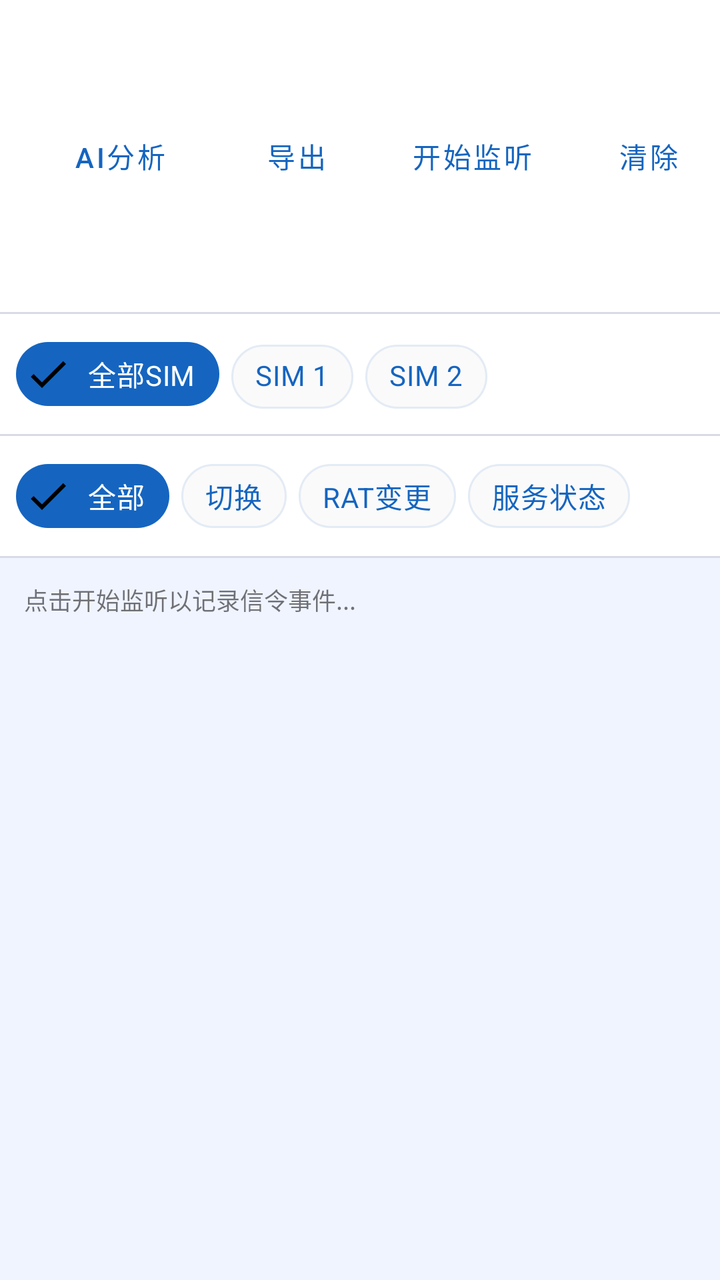
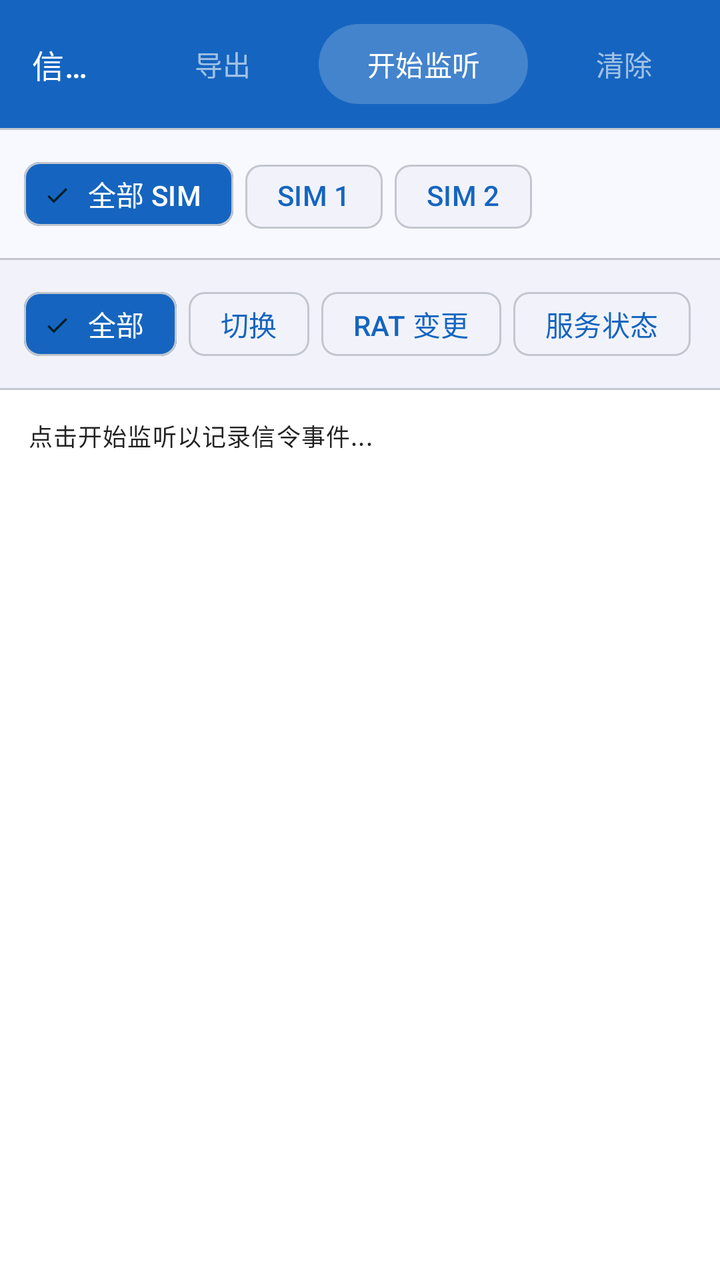

Two renders of the same Android screen: before a commit and after it. Below are the layout's source before the change and the commit's diff.
<!-- AndroidManifest.xml: application theme Theme.CellSentinelApp -->
<!-- res/layout/fragment_signaling_log.xml -->
<?xml version="1.0" encoding="utf-8"?>
<LinearLayout xmlns:android="http://schemas.android.com/apk/res/android"
    xmlns:app="http://schemas.android.com/apk/res-auto"
    android:layout_width="match_parent"
    android:layout_height="match_parent"
    android:orientation="vertical"
    android:background="@color/background">

    
    <LinearLayout
        android:layout_width="match_parent"
        android:layout_height="wrap_content"
        android:orientation="horizontal"
        android:padding="8dp"
        android:gravity="center_vertical"
        android:background="@color/colorSurface">

        <TextView
            android:layout_width="0dp"
            android:layout_height="wrap_content"
            android:layout_weight="1"
            android:text="信令事件日志"
            android:textSize="16sp"
            android:textStyle="bold"
            android:textColor="@color/colorPrimary"
            android:layout_marginStart="8dp" />

        <Button
            android:id="@+id/btn_sig_ai"
            style="@style/Widget.MaterialComponents.Button.TextButton"
            android:layout_width="wrap_content"
            android:layout_height="wrap_content"
            android:text="AI分析"
            android:textAllCaps="false" />

        <Button
            android:id="@+id/btn_sig_export"
            style="@style/Widget.MaterialComponents.Button.TextButton"
            android:layout_width="wrap_content"
            android:layout_height="wrap_content"
            android:text="导出"
            android:textAllCaps="false" />

        <Button
            android:id="@+id/btn_sig_toggle"
            style="@style/Widget.MaterialComponents.Button.TextButton"
            android:layout_width="wrap_content"
            android:layout_height="wrap_content"
            android:text="开始监听"
            android:textAllCaps="false" />

        <Button
            android:id="@+id/btn_sig_clear"
            style="@style/Widget.MaterialComponents.Button.TextButton"
            android:layout_width="wrap_content"
            android:layout_height="wrap_content"
            android:text="清除"
            android:textAllCaps="false" />
    </LinearLayout>

    <View
        android:layout_width="match_parent"
        android:layout_height="1dp"
        android:background="@color/colorDivider" />

    
    <HorizontalScrollView
        android:layout_width="match_parent"
        android:layout_height="wrap_content"
        android:background="@color/colorSurface"
        android:scrollbars="none">
        <LinearLayout
            android:layout_width="wrap_content"
            android:layout_height="wrap_content"
            android:orientation="horizontal"
            android:paddingHorizontal="8dp"
            android:paddingVertical="6dp">
            <com.google.android.material.chip.Chip
                android:id="@+id/chip_sim_all"
                android:layout_width="wrap_content"
                android:layout_height="wrap_content"
                android:text="全部SIM"
                android:checkable="true"
                android:checked="true"
                style="@style/AppChip"
                android:layout_marginEnd="6dp" />
            <com.google.android.material.chip.Chip
                android:id="@+id/chip_sim_1"
                android:layout_width="wrap_content"
                android:layout_height="wrap_content"
                android:text="SIM 1"
                android:checkable="true"
                style="@style/AppChip"
                android:layout_marginEnd="6dp" />
            <com.google.android.material.chip.Chip
                android:id="@+id/chip_sim_2"
                android:layout_width="wrap_content"
                android:layout_height="wrap_content"
                android:text="SIM 2"
                android:checkable="true"
                style="@style/AppChip" />
        </LinearLayout>
    </HorizontalScrollView>

    <View
        android:layout_width="match_parent"
        android:layout_height="1dp"
        android:background="@color/colorDivider" />

    
    <HorizontalScrollView
        android:layout_width="match_parent"
        android:layout_height="wrap_content"
        android:background="@color/colorSurface"
        android:scrollbars="none">
        <LinearLayout
            android:layout_width="wrap_content"
            android:layout_height="wrap_content"
            android:orientation="horizontal"
            android:paddingHorizontal="8dp"
            android:paddingVertical="6dp">
            <com.google.android.material.chip.Chip
                android:id="@+id/chip_filter_all"
                android:layout_width="wrap_content"
                android:layout_height="wrap_content"
                android:text="全部"
                android:checkable="true"
                android:checked="true"
                style="@style/AppChip"
                android:layout_marginEnd="6dp" />
            <com.google.android.material.chip.Chip
                android:id="@+id/chip_filter_handover"
                android:layout_width="wrap_content"
                android:layout_height="wrap_content"
                android:text="切换"
                android:checkable="true"
                style="@style/AppChip"
                android:layout_marginEnd="6dp" />
            <com.google.android.material.chip.Chip
                android:id="@+id/chip_filter_rat"
                android:layout_width="wrap_content"
                android:layout_height="wrap_content"
                android:text="RAT变更"
                android:checkable="true"
                style="@style/AppChip"
                android:layout_marginEnd="6dp" />
            <com.google.android.material.chip.Chip
                android:id="@+id/chip_filter_service"
                android:layout_width="wrap_content"
                android:layout_height="wrap_content"
                android:text="服务状态"
                android:checkable="true"
                style="@style/AppChip" />
        </LinearLayout>
    </HorizontalScrollView>

    <View
        android:layout_width="match_parent"
        android:layout_height="1dp"
        android:background="@color/colorDivider" />

    
    <ScrollView
        android:id="@+id/sv_sig_log"
        android:layout_width="match_parent"
        android:layout_height="0dp"
        android:layout_weight="1"
        android:background="@color/background"
        android:fillViewport="true">

        <TextView
            android:id="@+id/tv_sig_log"
            android:layout_width="match_parent"
            android:layout_height="wrap_content"
            android:padding="12dp"
            android:textSize="12sp"
            android:fontFamily="monospace"
            android:lineSpacingMultiplier="1.5"
            android:text="点击开始监听以记录信令事件..." />

    </ScrollView>

</LinearLayout>
<!-- resources referenced by this layout -->
<resources>
  <color name="background">#F0F4FF</color>
  <color name="colorDivider">#1A000000</color>
  <color name="colorPrimary">#1565C0</color>
  <color name="colorSurface">#FFFFFF</color>
  <style name="AppChip" parent="Widget.MaterialComponents.Chip.Filter">
          <item name="chipBackgroundColor">@color/chip_bg_color</item>
          <item name="android:textColor">@color/chip_text_color</item>
          <item name="chipStrokeColor">@color/colorPrimaryTintBg</item>
          <item name="chipStrokeWidth">1dp</item>
      </style>
  <style name="Theme.CellSentinelApp" parent="Theme.MaterialComponents.Light.DarkActionBar">
          
          <item name="colorPrimary">@color/colorPrimary</item>
          <item name="colorPrimaryVariant">@color/colorPrimaryDark</item>
          <item name="colorOnPrimary">@color/white</item>
          
          <item name="colorSecondary">@color/colorAccent</item>
          <item name="colorSecondaryVariant">@color/colorAccentDark</item>
          <item name="colorOnSecondary">@color/white</item>
          
          <item name="colorSurface">@color/colorSurface</item>
          <item name="colorOnSurface">@color/textColorPrimary</item>
          
          <item name="android:windowBackground">@color/background</item>
          <item name="android:colorBackground">@color/background</item>
          
          <item name="android:statusBarColor">@color/colorPrimaryDark</item>
          
          <item name="android:textColorPrimary">@color/textColorPrimary</item>
          <item name="android:textColorSecondary">@color/textColorSecondary</item>
          <item name="android:textColorHint">@color/textColorHint</item>
          
          <item name="materialCardViewStyle">@style/AppCardView</item>
          <item name="editTextStyle">@style/AppEditText</item>
          <item name="chipStyle">@style/AppChip</item>
      </style>
  <color name="colorPrimaryTintBg">#1A1565C0</color>
  <color name="colorPrimaryDark">#0D47A1</color>
  <color name="white">#FFFFFFFF</color>
  <color name="colorAccent">#00ACC1</color>
  <color name="colorAccentDark">#007C91</color>
  <color name="textColorPrimary">#DE000000</color>
  <color name="textColorSecondary">#99000000</color>
  <color name="textColorHint">#FF757575</color>
  <style name="AppCardView" parent="Widget.MaterialComponents.CardView">
          <item name="cardCornerRadius">8dp</item>
          <item name="cardElevation">2dp</item>
          <item name="cardBackgroundColor">@color/colorSurfaceFaint</item>
          <item name="strokeColor">@color/colorPrimaryTintBg</item>
          <item name="strokeWidth">1dp</item>
      </style>
  <style name="AppEditText" parent="Widget.AppCompat.EditText">
          <item name="android:textColor">@color/textColorPrimary</item>
          <item name="android:textColorHint">@color/textColorHint</item>
      </style>
  <color name="colorSurfaceFaint">#FAFAFA</color>
</resources>

<!-- the commit's change to res/layout/fragment_signaling_log.xml (unified diff, before → after) -->
@@ -4,82 +4,90 @@
     android:layout_width="match_parent"
     android:layout_height="match_parent"
     android:orientation="vertical"
-    android:background="@color/background">
+    android:background="?attr/colorSurface">
 
     
-    <LinearLayout
+    <com.google.android.material.appbar.MaterialToolbar
         android:layout_width="match_parent"
-        android:layout_height="wrap_content"
-        android:orientation="horizontal"
-        android:padding="8dp"
-        android:gravity="center_vertical"
-        android:background="@color/colorSurface">
+        android:layout_height="?attr/actionBarSize"
+        android:background="@color/colorPrimary"
+        android:theme="@style/ThemeOverlay.AppCompat.Dark.ActionBar"
+        app:title="信令事件日志"
+        app:titleTextColor="@color/white"
+        app:titleTextAppearance="?attr/textAppearanceTitleMedium">
 
-        <TextView
-            android:layout_width="0dp"
-            android:layout_height="wrap_content"
-            android:layout_weight="1"
-            android:text="信令事件日志"
-            android:textSize="16sp"
-            android:textStyle="bold"
-            android:textColor="@color/colorPrimary"
-            android:layout_marginStart="8dp" />
-
-        <Button
-            android:id="@+id/btn_sig_ai"
-            style="@style/Widget.MaterialComponents.Button.TextButton"
+        
+        <LinearLayout
             android:layout_width="wrap_content"
             android:layout_height="wrap_content"
-            android:text="AI分析"
-            android:textAllCaps="false" />
+            android:layout_gravity="end"
+            android:orientation="horizontal"
+            android:gravity="center_vertical"
+            android:paddingEnd="4dp">
 
-        <Button
-            android:id="@+id/btn_sig_export"
-            style="@style/Widget.MaterialComponents.Button.TextButton"
-            android:layout_width="wrap_content"
-            android:layout_height="wrap_content"
-            android:text="导出"
-            android:textAllCaps="false" />
+            <com.google.android.material.button.MaterialButton
+                android:id="@+id/btn_sig_ai"
+                style="@style/Widget.Material3.Button.TextButton"
+                android:layout_width="wrap_content"
+                android:layout_height="wrap_content"
+                android:text="AI分析"
+                android:textAllCaps="false"
+                android:textColor="@color/white"
+                android:visibility="gone" />
 
-        <Button
-            android:id="@+id/btn_sig_toggle"
-            style="@style/Widget.MaterialComponents.Button.TextButton"
-            android:layout_width="wrap_content"
-            android:layout_height="wrap_content"
-            android:text="开始监听"
-            android:textAllCaps="false" />
+            <com.google.android.material.button.MaterialButton
+                android:id="@+id/btn_sig_export"
+                style="@style/Widget.Material3.Button.TextButton"
+                android:layout_width="wrap_content"
+                android:layout_height="wrap_content"
+                android:text="导出"
+                android:textAllCaps="false"
+                android:textColor="@color/colorWhite60" />
 
-        <Button
-            android:id="@+id/btn_sig_clear"
-            style="@style/Widget.MaterialComponents.Button.TextButton"
-            android:layout_width="wrap_content"
-            android:layout_height="wrap_content"
-            android:text="清除"
-            android:textAllCaps="false" />
-    </LinearLayout>
+            <com.google.android.material.button.MaterialButton
+                android:id="@+id/btn_sig_toggle"
+                android:layout_width="wrap_content"
+                android:layout_height="wrap_content"
+                android:text="开始监听"
+                android:textAllCaps="false"
+                app:backgroundTint="@color/colorWhite20"
+                android:textColor="@color/white"
+                android:layout_marginHorizontal="4dp" />
+
+            <com.google.android.material.button.MaterialButton
+                android:id="@+id/btn_sig_clear"
+                style="@style/Widget.Material3.Button.TextButton"
+                android:layout_width="wrap_content"
+                android:layout_height="wrap_content"
+                android:text="清除"
+                android:textAllCaps="false"
+                android:textColor="@color/colorWhite60" />
+
+        </LinearLayout>
+    </com.google.android.material.appbar.MaterialToolbar>
 
     <View
         android:layout_width="match_parent"
         android:layout_height="1dp"
-        android:background="@color/colorDivider" />
+        android:background="@color/colorOutlineVariant" />
 
     
     <HorizontalScrollView
         android:layout_width="match_parent"
         android:layout_height="wrap_content"
-        android:background="@color/colorSurface"
+        android:background="?attr/colorSurface"
         android:scrollbars="none">
         <LinearLayout
             android:layout_width="wrap_content"
             android:layout_height="wrap_content"
             android:orientation="horizontal"
-            android:paddingHorizontal="8dp"
-            android:paddingVertical="6dp">
+            android:paddingHorizontal="12dp"
+            android:paddingVertical="8dp">
             <com.google.android.material.chip.Chip
                 android:id="@+id/chip_sim_all"
                 android:layout_width="wrap_content"
                 android:layout_height="wrap_content"
-                android:text="全部SIM"
+                android:text="全部 SIM"
                 android:checkable="true"
                 android:checked="true"
                 style="@style/AppChip"
@@ -105,20 +113,20 @@
     <View
         android:layout_width="match_parent"
         android:layout_height="1dp"
-        android:background="@color/colorDivider" />
+        android:background="@color/colorOutlineVariant" />
 
     
     <HorizontalScrollView
         android:layout_width="match_parent"
         android:layout_height="wrap_content"
-        android:background="@color/colorSurface"
+        android:background="@color/colorSurfaceContainerLow"
         android:scrollbars="none">
         <LinearLayout
             android:layout_width="wrap_content"
             android:layout_height="wrap_content"
             android:orientation="horizontal"
-            android:paddingHorizontal="8dp"
-            android:paddingVertical="6dp">
+            android:paddingHorizontal="12dp"
+            android:paddingVertical="8dp">
             <com.google.android.material.chip.Chip
                 android:id="@+id/chip_filter_all"
                 android:layout_width="wrap_content"
@@ -140,7 +148,7 @@
                 android:id="@+id/chip_filter_rat"
                 android:layout_width="wrap_content"
                 android:layout_height="wrap_content"
-                android:text="RAT变更"
+                android:text="RAT 变更"
                 android:checkable="true"
                 style="@style/AppChip"
                 android:layout_marginEnd="6dp" />
@@ -157,7 +165,7 @@
     <View
         android:layout_width="match_parent"
         android:layout_height="1dp"
-        android:background="@color/colorDivider" />
+        android:background="@color/colorOutlineVariant" />
 
     
     <ScrollView
@@ -165,17 +173,18 @@
         android:layout_width="match_parent"
         android:layout_height="0dp"
         android:layout_weight="1"
-        android:background="@color/background"
+        android:background="@color/colorSurfaceContainerLowest"
         android:fillViewport="true">
 
         <TextView
             android:id="@+id/tv_sig_log"
             android:layout_width="match_parent"
             android:layout_height="wrap_content"
-            android:padding="12dp"
-            android:textSize="12sp"
+            android:padding="14dp"
+            android:textAppearance="?attr/textAppearanceBodySmall"
             android:fontFamily="monospace"
-            android:lineSpacingMultiplier="1.5"
+            android:lineSpacingMultiplier="1.6"
+            android:textColor="@color/textColorPrimary"
             android:text="点击开始监听以记录信令事件..." />
 
     </ScrollView>
<!-- resource entries referenced after the edit -->
@@ -1,60 +1,86 @@
 <!-- resources referenced by this layout -->
 <resources>
-  <color name="background">#F0F4FF</color>
-  <color name="colorDivider">#1A000000</color>
+  <color name="colorOutlineVariant">#C3C7CF</color>
   <color name="colorPrimary">#1565C0</color>
-  <color name="colorSurface">#FFFFFF</color>
-  <style name="AppChip" parent="Widget.MaterialComponents.Chip.Filter">
+  <color name="colorSurfaceContainerLow">#F2F3FA</color>
+  <color name="colorSurfaceContainerLowest">#FFFFFF</color>
+  <color name="colorWhite20">#33FFFFFF</color>
+  <color name="colorWhite60">#99FFFFFF</color>
+  <style name="AppChip" parent="Widget.Material3.Chip.Filter">
           <item name="chipBackgroundColor">@color/chip_bg_color</item>
           <item name="android:textColor">@color/chip_text_color</item>
-          <item name="chipStrokeColor">@color/colorPrimaryTintBg</item>
+          <item name="chipStrokeColor">?attr/colorOutlineVariant</item>
           <item name="chipStrokeWidth">1dp</item>
       </style>
-  <style name="Theme.CellSentinelApp" parent="Theme.MaterialComponents.Light.DarkActionBar">
+  <style name="Theme.CellSentinelApp" parent="Theme.Material3.Light">
+  
           
-          <item name="colorPrimary">@color/colorPrimary</item>
-          <item name="colorPrimaryVariant">@color/colorPrimaryDark</item>
-          <item name="colorOnPrimary">@color/white</item>
+          <item name="colorPrimary">#1565C0</item>
+          <item name="colorOnPrimary">#FFFFFF</item>
+          <item name="colorPrimaryContainer">#D8E4FF</item>
+          <item name="colorOnPrimaryContainer">#001849</item>
+  
           
-          <item name="colorSecondary">@color/colorAccent</item>
-          <item name="colorSecondaryVariant">@color/colorAccentDark</item>
-          <item name="colorOnSecondary">@color/white</item>
+          <item name="colorSecondary">#00ACC1</item>
+          <item name="colorOnSecondary">#FFFFFF</item>
+          <item name="colorSecondaryContainer">#B2EBF2</item>
+          <item name="colorOnSecondaryContainer">#001F24</item>
+  
           
-          <item name="colorSurface">@color/colorSurface</item>
-          <item name="colorOnSurface">@color/textColorPrimary</item>
+          <item name="colorTertiary">#6A1B9A</item>
+          <item name="colorOnTertiary">#FFFFFF</item>
+          <item name="colorTertiaryContainer">#EEDCFF</item>
+          <item name="colorOnTertiaryContainer">#230048</item>
+  
           
-          <item name="android:windowBackground">@color/background</item>
-          <item name="android:colorBackground">@color/background</item>
+          <item name="colorError">#B3261E</item>
+          <item name="colorOnError">#FFFFFF</item>
+          <item name="colorErrorContainer">#F9DEDC</item>
+          <item name="colorOnErrorContainer">#410E0B</item>
+  
           
-          <item name="android:statusBarColor">@color/colorPrimaryDark</item>
+          <item name="colorSurface">#F8F9FF</item>
+          <item name="colorOnSurface">#1A1C22</item>
+          <item name="colorSurfaceVariant">#DFE2EB</item>
+          <item name="colorOnSurfaceVariant">#43474F</item>
+          <item name="colorSurfaceContainerLowest">#FFFFFF</item>
+          <item name="colorSurfaceContainerLow">#F2F3FA</item>
+          <item name="colorSurfaceContainer">#ECEFF5</item>
+          <item name="colorSurfaceContainerHigh">#E6E8EF</item>
+          <item name="colorSurfaceContainerHighest">#E1E2EA</item>
+  
+          
+          <item name="colorOutline">#73777F</item>
+          <item name="colorOutlineVariant">#C3C7CF</item>
+  
+          
+          <item name="android:windowBackground">?attr/colorSurface</item>
+          <item name="android:statusBarColor">@color/colorPrimary</item>
+          <item name="android:navigationBarColor">?attr/colorSurface</item>
+  
           
           <item name="android:textColorPrimary">@color/textColorPrimary</item>
           <item name="android:textColorSecondary">@color/textColorSecondary</item>
           <item name="android:textColorHint">@color/textColorHint</item>
+  
           
           <item name="materialCardViewStyle">@style/AppCardView</item>
           <item name="editTextStyle">@style/AppEditText</item>
           <item name="chipStyle">@style/AppChip</item>
+  
       </style>
-  <color name="colorPrimaryTintBg">#1A1565C0</color>
-  <color name="colorPrimaryDark">#0D47A1</color>
   <color name="white">#FFFFFFFF</color>
-  <color name="colorAccent">#00ACC1</color>
-  <color name="colorAccentDark">#007C91</color>
   <color name="textColorPrimary">#DE000000</color>
   <color name="textColorSecondary">#99000000</color>
   <color name="textColorHint">#FF757575</color>
-  <style name="AppCardView" parent="Widget.MaterialComponents.CardView">
-          <item name="cardCornerRadius">8dp</item>
-          <item name="cardElevation">2dp</item>
-          <item name="cardBackgroundColor">@color/colorSurfaceFaint</item>
-          <item name="strokeColor">@color/colorPrimaryTintBg</item>
-          <item name="strokeWidth">1dp</item>
+  <style name="AppCardView" parent="Widget.Material3.CardView.Elevated">
+          <item name="cardCornerRadius">12dp</item>
+          <item name="cardElevation">1dp</item>
+          <item name="android:stateListAnimator">@null</item>
       </style>
   <style name="AppEditText" parent="Widget.AppCompat.EditText">
           <item name="android:textColor">@color/textColorPrimary</item>
           <item name="android:textColorHint">@color/textColorHint</item>
       </style>
-  <color name="colorSurfaceFaint">#FAFAFA</color>
 </resources>
 
